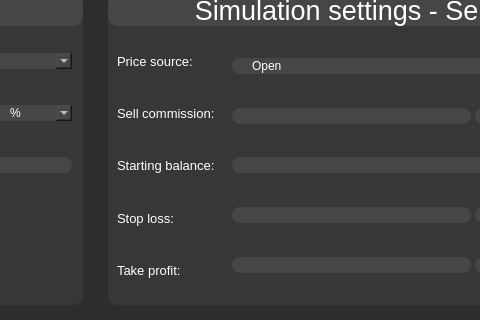
kornelHub/BackTesting-App, file ui/strategy_page.ui: the form before one commit; both pictures show x 401 to 881 and y 346 to 666 of the 1003 by 666 pixel window.
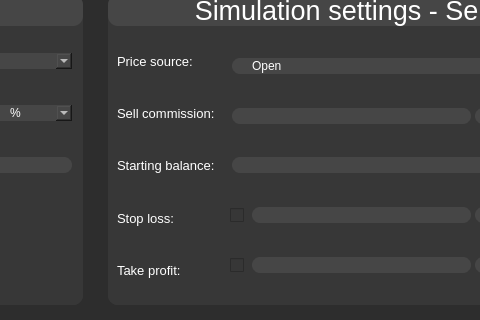
The form after the commit.

Commit message: all code "glued" with stop_loss and take_profit

Diff of the .ui file:
```diff
--- a/ui/strategy_page.ui
+++ b/ui/strategy_page.ui
@@ -1379,6 +1379,13 @@
                   <property name="bottomMargin">
                    <number>0</number>
                   </property>
+                  <item>
+                   <widget class="QCheckBox" name="stop_loss_checkbox">
+                    <property name="text">
+                     <string/>
+                    </property>
+                   </widget>
+                  </item>
                   <item>
                    <widget class="QLineEdit" name="sell_stop_loss_lineEdit_1">
                     <property name="styleSheet">
@@ -1462,6 +1469,13 @@
                   <property name="bottomMargin">
                    <number>0</number>
                   </property>
+                  <item>
+                   <widget class="QCheckBox" name="take_profit_checkbox">
+                    <property name="text">
+                     <string/>
+                    </property>
+                   </widget>
+                  </item>
                   <item>
                    <widget class="QLineEdit" name="sell_take_profit_lineEdit_1">
                     <property name="styleSheet">
```
The commit also changes 2 other files.
